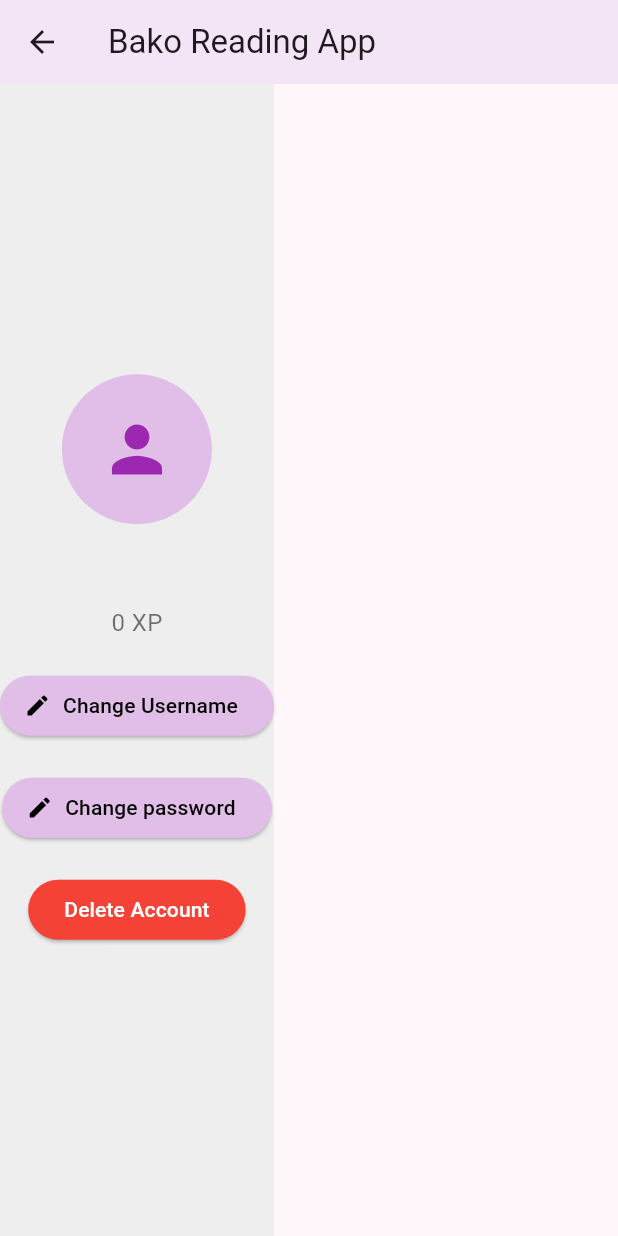
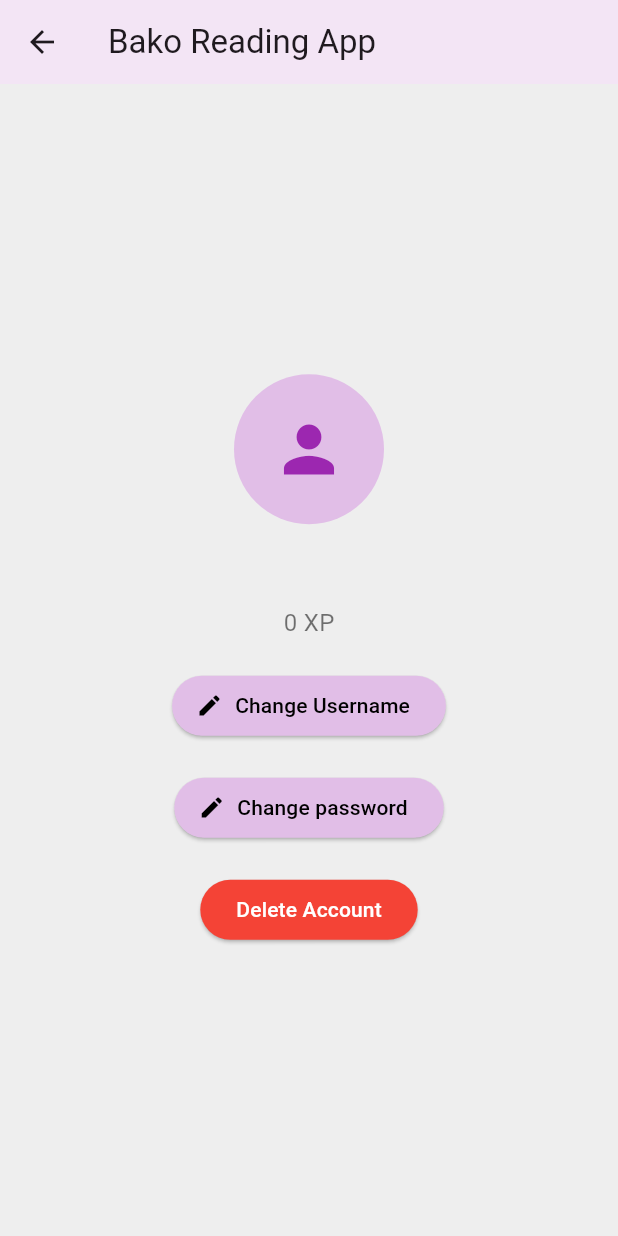
Before and after one commit to mohpython/asr_mobile, a Flutter app: the ProfilePage screen opened directly with empty values, on a phone screen of 412 x 824 dp. Run offline on Flutter 3.47's test engine with Material 3 defaults, Android fonts, the phone set to English and light mode, and no system bars; our stand-ins replace audioplayers, shared_preferences; missing offline and left inert: record; accounts and stored records are empty.

Commit message:
Update profile_page.dart | Formatting

```diff
--- a/lib/profile_page.dart
+++ b/lib/profile_page.dart
@@ -26,7 +26,9 @@ class ProfilePageState extends State<ProfilePage> {
         ),
         backgroundColor: Colors.purple.shade50,
       ),
-      body: Container(
+      body: Center(
+        child: Container(
+          width: MediaQuery.of(context).size.width,
           color: Colors.grey.shade200,
           child: Column(
             mainAxisAlignment: MainAxisAlignment.center,
@@ -103,6 +105,7 @@ class ProfilePageState extends State<ProfilePage> {
             ],
           ),
         ),
+    )
     );
   }
 }
```
Lines whose indentation alone changed are shown as unchanged.
